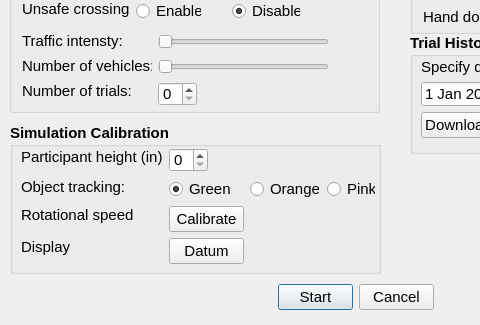
Qt form demographics.ui (rkovessy/VeWalker) before a commit; both pictures show x 0 to 480 and y 117 to 442 of the 713 by 442 pixel window.
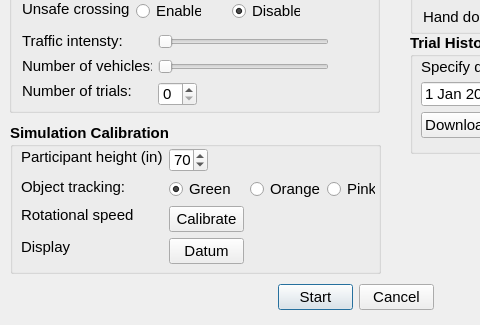
The same form after that commit.

Diff of the .ui file:
```diff
--- a/demographics.ui
+++ b/demographics.ui
@@ -2,6 +2,9 @@
 <ui version="4.0">
  <class>Demographics</class>
  <widget class="QDialog" name="Demographics">
+  <property name="enabled">
+   <bool>true</bool>
+  </property>
   <property name="geometry">
    <rect>
     <x>0</x>
@@ -545,6 +548,9 @@
       <bold>false</bold>
      </font>
     </property>
+    <property name="value">
+     <number>70</number>
+    </property>
    </widget>
    <widget class="QLabel" name="trackinglabel">
     <property name="geometry">
```
Left out of the diff: 12 changed lines with no effect on the pictures.
